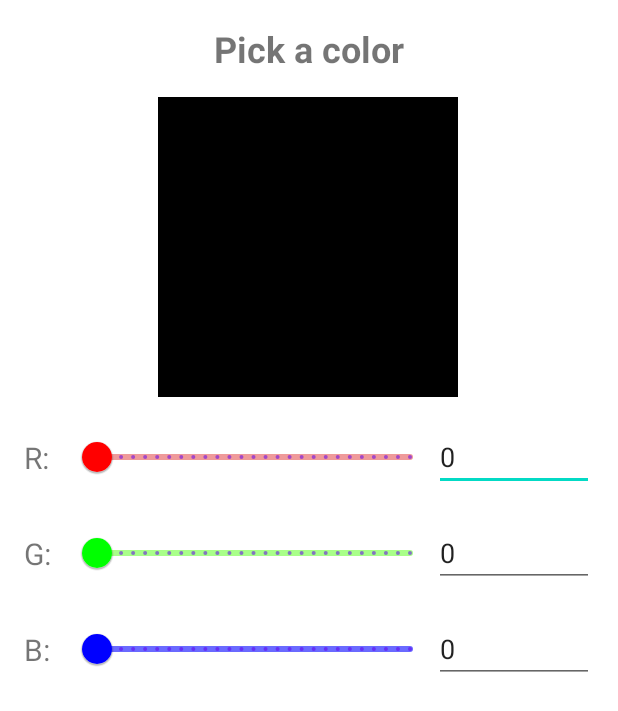
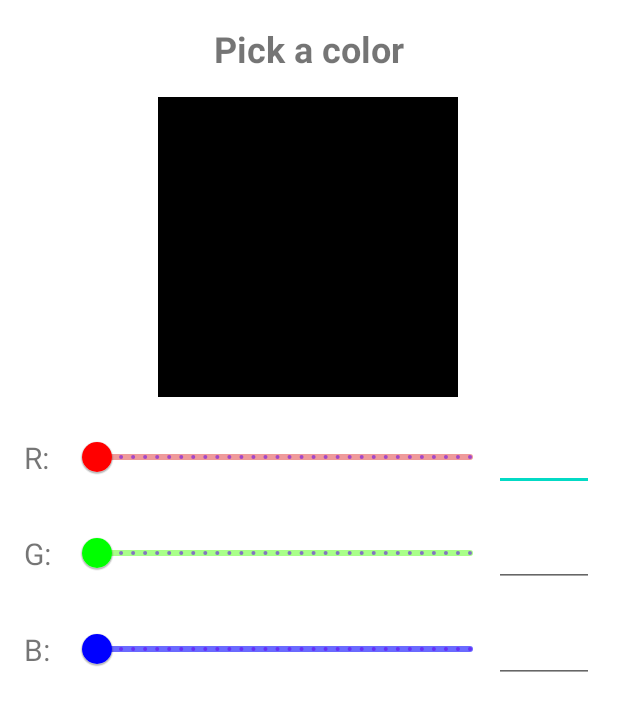
Before and after one commit to cailloutr/business-card-app, an Android app: the layout color_picker_fragment.xml on its own in the app's theme, with its tools: preview values and no code run, on a phone screen of 412 x 824 dp. Shown: the top 711 px of the screen. Run offline under Robolectric (Android 15) with nearby library versions, the light colour scheme and no system bars.

Commit message:
Fixed bug in the Pick a color function

```diff
--- a/app/src/main/java/com/example/businesscard/ui/ColorPickerFragment.kt
+++ b/app/src/main/java/com/example/businesscard/ui/ColorPickerFragment.kt
@@ -66,6 +66,9 @@ class ColorPickerFragment : DialogFragment() {
     }
 
     private fun insertListeners(sld: Slider, editText: TextInputEditText) {
+        val initial = 0
+        editText.setText(initial.toString())
+
         sld.addOnChangeListener { _, value, _ ->
             editText.setText(value.toInt().toString())
             applyColor()
@@ -94,7 +97,6 @@ class ColorPickerFragment : DialogFragment() {
             }
 
             override fun afterTextChanged(s: Editable?) {}
-
         })
     }
 
--- a/app/src/main/res/layout/activity_color_picker.xml
+++ b/app/src/main/res/layout/activity_color_picker.xml
@@ -51,7 +51,7 @@
         app:layout_constraintStart_toEndOf="@+id/tv_red_color"
         app:layout_constraintTop_toTopOf="@+id/tv_red_color"
         app:thumbColor="@color/red"
-        app:trackColor="@color/ligh_red" />
+        app:trackColor="@color/light_red" />
 
     <com.google.android.material.textfield.TextInputEditText
         android:id="@+id/input_red"
@@ -87,7 +87,7 @@
         app:layout_constraintStart_toEndOf="@+id/tv_green_color"
         app:layout_constraintTop_toTopOf="@+id/tv_green_color"
         app:thumbColor="@color/green"
-        app:trackColor="@color/ligh_green" />
+        app:trackColor="@color/light_green" />
 
     <com.google.android.material.textfield.TextInputEditText
         android:id="@+id/input_green"
@@ -123,7 +123,7 @@
         app:layout_constraintStart_toEndOf="@+id/tv_green_color"
         app:layout_constraintTop_toTopOf="@+id/tv_blue_color"
         app:thumbColor="@color/blue"
-        app:trackColor="@color/ligh_blue" />
+        app:trackColor="@color/light_blue" />
 
     <com.google.android.material.textfield.TextInputEditText
         android:id="@+id/input_blue"
--- a/app/src/main/res/layout/color_picker_fragment.xml
+++ b/app/src/main/res/layout/color_picker_fragment.xml
@@ -44,18 +44,18 @@
         android:id="@+id/sld_red"
         android:layout_width="0dp"
         android:layout_height="wrap_content"
-        android:layout_margin="@dimen/default_margin"
+        android:layout_marginTop="@dimen/default_margin"
+        android:layout_marginStart="@dimen/default_margin"
         android:stepSize="1"
         android:value="0"
         android:valueFrom="0"
         android:valueTo="255"
-        app:haloColor="@color/ligh_red"
-        app:layout_constraintEnd_toEndOf="@+id/tv_color_view"
-        app:layout_constraintHorizontal_bias="1.0"
+        app:haloColor="@color/light_red"
+        app:layout_constraintEnd_toStartOf="@id/input_red"
         app:layout_constraintStart_toEndOf="@+id/tv_red_color"
         app:layout_constraintTop_toBottomOf="@+id/tv_color_view"
         app:thumbColor="@color/red"
-        app:trackColor="@color/ligh_red" />
+        app:trackColor="@color/light_red" />
 
     <com.google.android.material.textfield.TextInputEditText
         android:id="@+id/input_red"
@@ -63,10 +63,9 @@
         android:layout_height="wrap_content"
         android:layout_marginEnd="@dimen/default_margin"
         android:inputType="number"
-        android:text="0"
         app:layout_constraintBottom_toBottomOf="@id/sld_red"
         app:layout_constraintEnd_toEndOf="parent"
-        app:layout_constraintStart_toEndOf="@id/sld_red"
+        app:layout_constraintStart_toStartOf="@id/guideline2"
         app:layout_constraintTop_toTopOf="@id/sld_red" />
 
     <com.google.android.material.textview.MaterialTextView
@@ -89,24 +88,22 @@
         android:value="0"
         android:valueFrom="0"
         android:valueTo="255"
-        app:haloColor="@color/ligh_green"
-        app:layout_constraintEnd_toEndOf="@+id/sld_red"
-        app:layout_constraintHorizontal_bias="1.0"
+        app:haloColor="@color/light_green"
+        app:layout_constraintEnd_toStartOf="@id/input_green"
         app:layout_constraintStart_toStartOf="@+id/sld_red"
         app:layout_constraintTop_toBottomOf="@+id/sld_red"
         app:thumbColor="@color/green"
-        app:trackColor="@color/ligh_green" />
+        app:trackColor="@color/light_green" />
 
-        <com.google.android.material.textfield.TextInputEditText
+    <com.google.android.material.textfield.TextInputEditText
         android:id="@+id/input_green"
         android:layout_width="0dp"
         android:layout_height="wrap_content"
         android:layout_marginEnd="@dimen/default_margin"
         android:inputType="number"
-        android:text="0"
         app:layout_constraintBottom_toBottomOf="@id/sld_green"
         app:layout_constraintEnd_toEndOf="parent"
-        app:layout_constraintStart_toEndOf="@id/sld_green"
+        app:layout_constraintStart_toStartOf="@id/guideline2"
         app:layout_constraintTop_toTopOf="@id/sld_green" />
 
     <com.google.android.material.textview.MaterialTextView
@@ -129,25 +126,31 @@
         android:value="0"
         android:valueFrom="0"
         android:valueTo="255"
-        app:haloColor="@color/ligh_blue"
-        app:layout_constraintEnd_toEndOf="@+id/sld_green"
+        app:haloColor="@color/light_blue"
+        app:layout_constraintEnd_toStartOf="@id/input_blue"
         app:layout_constraintHorizontal_bias="1.0"
         app:layout_constraintStart_toStartOf="@+id/sld_green"
         app:layout_constraintTop_toBottomOf="@+id/sld_green"
         app:thumbColor="@color/blue"
-        app:trackColor="@color/ligh_blue" />
+        app:trackColor="@color/light_blue" />
 
-        <com.google.android.material.textfield.TextInputEditText
+    <com.google.android.material.textfield.TextInputEditText
         android:id="@+id/input_blue"
         android:layout_width="0dp"
         android:layout_height="wrap_content"
         android:layout_marginEnd="@dimen/default_margin"
         android:inputType="number"
-        android:text="0"
         app:layout_constraintBottom_toBottomOf="@id/sld_blue"
         app:layout_constraintEnd_toEndOf="parent"
-        app:layout_constraintStart_toEndOf="@id/sld_blue"
+        app:layout_constraintStart_toStartOf="@id/guideline2"
         app:layout_constraintTop_toTopOf="@id/sld_blue" />
+
+    <androidx.constraintlayout.widget.Guideline
+        android:id="@+id/guideline2"
+        android:layout_width="wrap_content"
+        android:layout_height="wrap_content"
+        android:orientation="vertical"
+        app:layout_constraintGuide_percent="0.80" />
 
 
 </androidx.constraintlayout.widget.ConstraintLayout>
--- a/app/src/main/res/values/colors.xml
+++ b/app/src/main/res/values/colors.xml
@@ -8,9 +8,9 @@
     <color name="black">#FF000000</color>
     <color name="white">#FFFFFFFF</color>
     <color name="red">#FFFF0000</color>
-    <color name="ligh_red">#FFef9a9a</color>
+    <color name="light_red">#FFef9a9a</color>
     <color name="green">#00FF00</color>
-    <color name="ligh_green">#FFa9ff89</color>
+    <color name="light_green">#FFa9ff89</color>
     <color name="blue">#0000FF</color>
-    <color name="ligh_blue">#6A6AFF</color>
+    <color name="light_blue">#6A6AFF</color>
 </resources>
```
